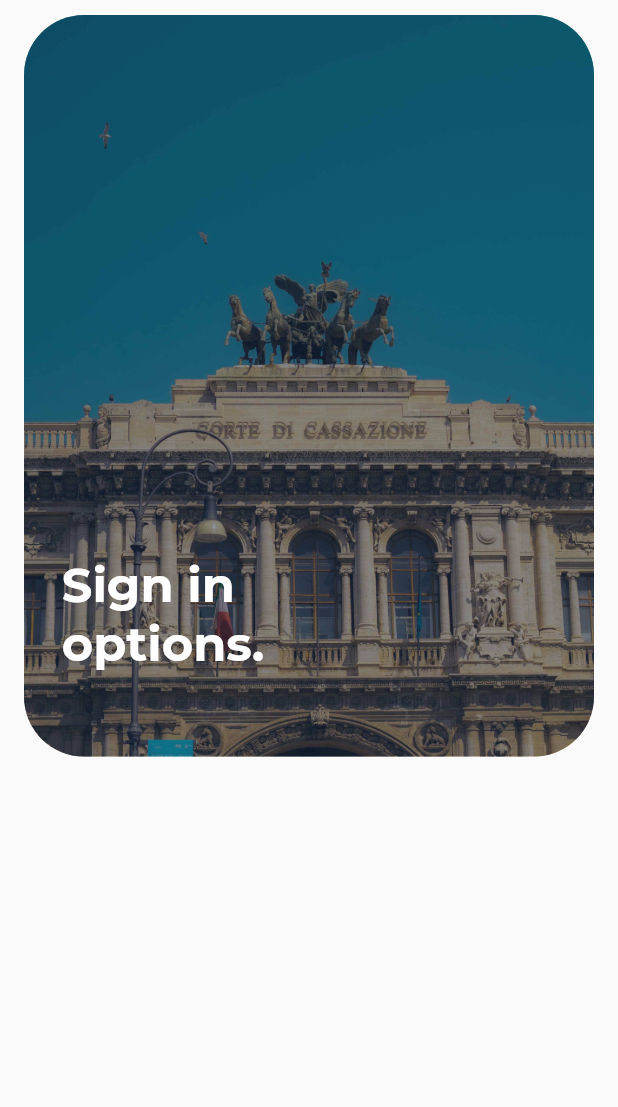
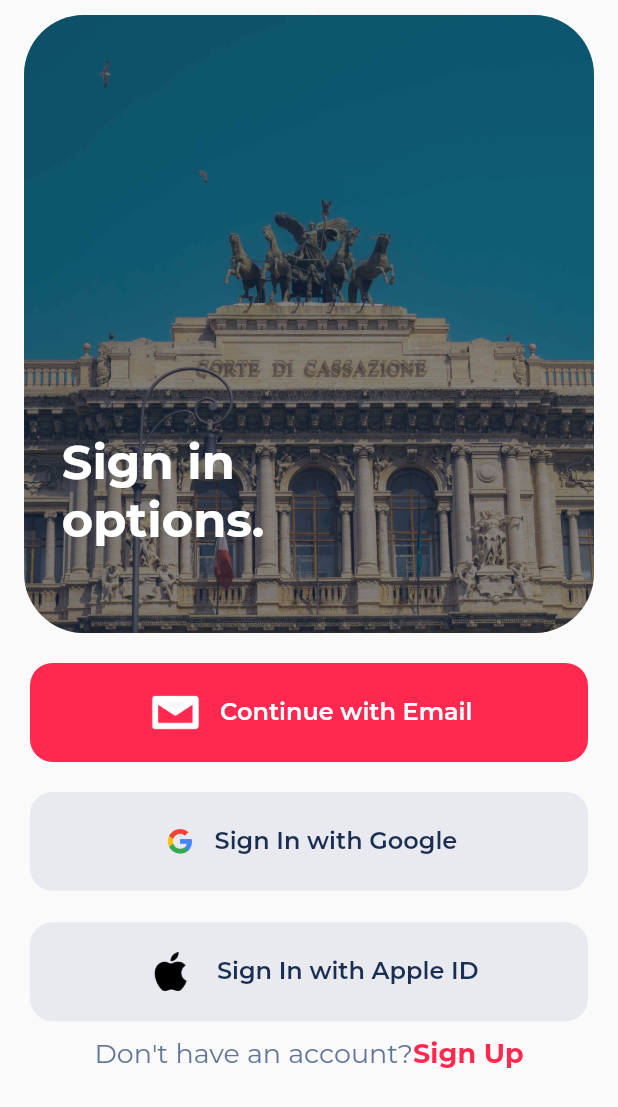
Before and after one commit to Febinjohnson96/newsz, a Flutter app: the SignInScreen screen opened by its route, on a phone screen of 412 x 824 dp. Shown: the top 1107 px of the screen. Run offline on Flutter 3.47's test engine with Material 2 defaults, Android fonts, the phone set to English and light mode, and no system bars; our stand-ins replace equatable, flex_color_scheme, get, get_it.

Commit message:
Completed sign ui

```diff
--- a/lib/src/presentation/signin/signin_screen.dart
+++ b/lib/src/presentation/signin/signin_screen.dart
@@ -1,7 +1,9 @@
+import 'package:flutter/gestures.dart';
 import 'package:flutter/material.dart';
 import 'package:get/get.dart';
 import 'package:newsz/src/config/theme/appcolors.dart';
 import 'package:newsz/src/presentation/signin/signin_controller.dart';
+import 'package:newsz/src/widgets/appbutton_with_icon.dart';
 
 class SignInScreen extends StatelessWidget {
   const SignInScreen({Key? key}) : super(key: key);
@@ -25,7 +27,7 @@ class SignInScreen extends StatelessWidget {
                             borderRadius: BorderRadius.circular(40),
                             child: Image.asset(
                               "assets/images/signup/parliament.jpg",
-                              height: constraints.maxHeight * 0.6,
+                              height: constraints.maxHeight * 0.5,
                               width: constraints.maxWidth,
                               fit: BoxFit.cover,
                             ),
@@ -35,7 +37,7 @@ class SignInScreen extends StatelessWidget {
                           padding: const EdgeInsets.symmetric(
                               horizontal: 16, vertical: 10),
                           child: Container(
-                            height: constraints.maxHeight * 0.6,
+                            height: constraints.maxHeight * 0.5,
                             width: constraints.maxWidth,
                             decoration: BoxDecoration(
                               borderRadius: BorderRadius.circular(40),
@@ -44,15 +46,79 @@ class SignInScreen extends StatelessWidget {
                           ),
                         ),
                         Positioned(
-                          bottom: constraints.maxHeight*0.08,
-                          left: constraints.maxWidth*0.1,
+                          bottom: constraints.maxHeight * 0.08,
+                          left: constraints.maxWidth * 0.1,
                           child: Text(
                             'Sign in\noptions.',
-                            style: Theme.of(context).textTheme.headline1?.copyWith(color: Colors.white,fontSize: 32),
+                            style: Theme.of(context)
+                                .textTheme
+                                .headline1
+                                ?.copyWith(color: Colors.white, fontSize: 32),
                           ),
                         )
                       ],
-                    )
+                    ),
+                    Padding(
+                      padding: const EdgeInsets.symmetric(
+                          vertical: 10, horizontal: 20),
+                      child: SizedBox(
+                        height: constraints.maxHeight * 0.08,
+                        child: const AppButtonWithIcon(
+                          btntitle: 'Continue with Email',
+                          btnColor: redRibbon,
+                          iconImagePath: "assets/images/icons/mail1.png",
+                        ),
+                      ),
+                    ),
+                    Padding(
+                      padding: const EdgeInsets.symmetric(
+                          vertical: 10, horizontal: 20),
+                      child: SizedBox(
+                        height: constraints.maxHeight * 0.08,
+                        child: const AppButtonWithIcon(
+                          btntitle: 'Sign In with Google',
+                          btnColor: athensGrey,
+                          iconImagePath: "assets/images/icons/google1.png",
+                          textColor: blueVogue,
+                        ),
+                      ),
+                    ),
+                    Padding(
+                      padding: const EdgeInsets.symmetric(
+                          vertical: 11, horizontal: 20),
+                      child: SizedBox(
+                        height: constraints.maxHeight * 0.08,
+                        child: const AppButtonWithIcon(
+                          btntitle: 'Sign In with Apple ID',
+                          btnColor: athensGrey,
+                          iconImagePath:
+                              "assets/images/icons/appleLogoBlack1.png",
+                          textColor: blueVogue,
+                        ),
+                      ),
+                    ),
+                    RichText(
+                        text: TextSpan(children: [
+                      TextSpan(
+                          text: "Don't have an account?",
+                          style: Theme.of(context)
+                              .textTheme
+                              .headline5
+                              ?.copyWith(
+                                  color: lynch, fontWeight: FontWeight.w500)),
+                      TextSpan(
+                          text: "Sign Up",
+                          style: Theme.of(context)
+                              .textTheme
+                              .headline5
+                              ?.copyWith(
+                                  color: redRibbon,
+                                  fontWeight: FontWeight.bold),
+                          recognizer: TapGestureRecognizer()
+                            ..onTap = () {
+                              debugPrint("TESTss");
+                            })
+                    ]))
                   ],
                 );
               }),
--- /dev/null
+++ b/lib/src/widgets/appbutton_with_icon.dart
@@ -0,0 +1,48 @@
+import 'package:flutter/material.dart';
+
+class AppButtonWithIcon extends StatelessWidget {
+  const AppButtonWithIcon({
+    Key? key,
+    required this.btntitle,
+    required this.btnColor,
+    required this.iconImagePath,
+    this.callback,
+    this.textColor,
+  }) : super(key: key);
+  final String btntitle;
+  final Color btnColor;
+  final Color? textColor;
+  final String iconImagePath;
+  final VoidCallback? callback;
+
+  @override
+  Widget build(BuildContext context) {
+    return GestureDetector(
+      onTap: callback,
+      child: Container(
+        decoration: BoxDecoration(
+            color: btnColor, borderRadius: BorderRadius.circular(15)),
+        child: Padding(
+          padding: const EdgeInsets.symmetric(vertical: 20, horizontal: 16),
+          child: Row(
+            mainAxisAlignment: MainAxisAlignment.center,
+            children: [
+              Image.asset(
+                iconImagePath,
+                height: 50,
+                fit: BoxFit.cover,
+              ),
+              const SizedBox(width: 10,),
+              Text(
+                btntitle,
+                style: Theme.of(context).textTheme.headline6?.copyWith(
+                    color: textColor ?? Colors.white,
+                    fontWeight: FontWeight.w600),
+              ),
+            ],
+          ),
+        ),
+      ),
+    );
+  }
+}
--- a/pubspec.yaml
+++ b/pubspec.yaml
@@ -66,6 +66,7 @@ flutter:
     - assets/images/
     - assets/images/onboarding/
     - assets/images/signup/
+    - assets/images/icons/
 
   # An image asset can refer to one or more resolution-specific "variants", see
   # https://flutter.dev/assets-and-images/#resolution-aware
```
Also changed, not shown: assets/images/icons/appleLogoBlack1.png (added), assets/images/icons/google1.png (added), assets/images/icons/mail1.png (added).
